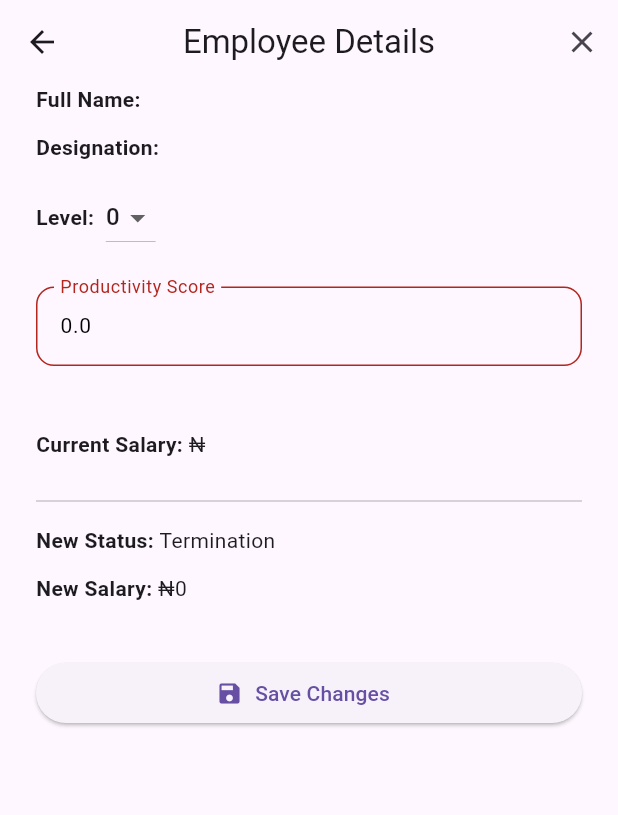
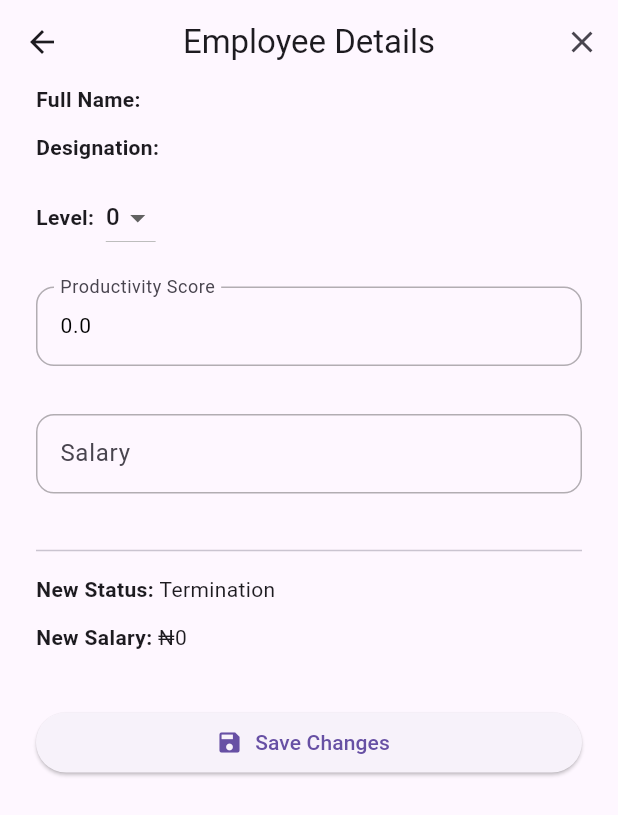
Before and after one commit to Shegzzy/employee_automation, a Flutter app: the DetailsScreen screen opened directly with empty values, after a tap on the "edit" icon, on a phone screen of 412 x 824 dp. Shown: the top 815 px of the screen. Run offline on Flutter 3.47's test engine with Material 3 defaults, Android fonts, the phone set to English and light mode, and no system bars; our stand-ins replace device_preview, sqflite; accounts and stored records are empty.

Commit message:
added details screen

```diff
--- a/lib/common/colors.dart
+++ b/lib/common/colors.dart
@@ -1,21 +1,9 @@
 import 'dart:ui';
 
 class AppColors{
-  static const Color primaryColor = Color(0xFF5669FF);
-  static const Color primaryTransparentColor = Color(0xFF4AD2E4);
-  static const Color disabledColor = Color(0xFFC7CDFF);
   static const Color blackColor = Color(0xFF000000);
   static Color hintTextColor = const Color(0xFF000000).withValues(alpha: 0.5);
   static const Color textColor = Color(0xFF101010);
-  static const Color cancelButtonColor = Color(0xFFF35656);
-  static const Color addressTextColor = Color(0xFF747688);
-  static const Color whiteColor = Color(0xFFFFFFFF);
   static const Color greyColor = Color(0xFF8EA1A6);
-  static const Color resendCodeColor = Color(0xFF120D26);
-  static const Color borderColor = Color(0xFFE4E4E4);
-  static const Color dateColor = Color(0xFFF0635A);
-  static const Color prayerTextColor = Color(0xFF737373);
-  static const Color onlineColor = Color(0xFFF2C94C);
-  static const Color endCallColor = Color(0xFFFF5555);
-  static const Color callerBorderColor = Color(0xFF3BC638);
+  static const Color errorColor = Color(0xFFFF5555);
 }
--- a/lib/modules/details/presentation/details_screen.dart
+++ b/lib/modules/details/presentation/details_screen.dart
@@ -1,5 +1,6 @@
 import 'package:flutter/foundation.dart';
 import 'package:flutter/material.dart';
+import 'package:mobile_assessment/common/colors.dart';
 import 'package:mobile_assessment/common/sizes.dart';
 import 'package:mobile_assessment/models/employee_model.dart';
 import 'package:mobile_assessment/modules/widgets/inputs/app_textfield.dart';
@@ -18,29 +19,40 @@ class DetailsScreen extends StatefulWidget {
 
 class _DetailsScreenState extends State<DetailsScreen> {
   late TextEditingController _scoreController;
+  late TextEditingController _salaryController;
   late int _level;
   bool _isEditing = false;
   late String newSalary;
+  late String status;
+  late Employee _employee;
+  final _formKey = GlobalKey<FormState>();
 
 
   @override
   void initState() {
     super.initState();
-    _scoreController = TextEditingController(text: widget.employee.productivityScore.toString());
-    _level = widget.employee.level;
-    newSalary = EmploymentUtils.getNewSalary(_level, widget.employee.productivityScore);
+    _employee = widget.employee;
+    setValues();
+  }
+
+  setValues() {
+    _scoreController = TextEditingController(text: _employee.productivityScore.toString());
+    _level = _employee.level;
+    newSalary = EmploymentUtils.getNewSalary(_level, _employee.productivityScore);
+    status =  EmploymentUtils.getStatus(_employee.productivityScore, _level);
+    _salaryController = TextEditingController(text: _employee.currentSalary.replaceAll(',', ''));
   }
 
   @override
   void dispose() {
     _scoreController.dispose();
+    _salaryController.dispose();
     super.dispose();
   }
 
   @override
   Widget build(BuildContext context) {
-    final emp = widget.employee;
-    final status = EmploymentUtils.getStatus(emp.productivityScore, emp.level);
+    final emp = _employee;
 
     return Scaffold(
       appBar: AppBar(
@@ -52,6 +64,7 @@ class _DetailsScreenState extends State<DetailsScreen> {
             onPressed: () {
               setState(() {
                 _isEditing = !_isEditing;
+                setValues();
               });
             },
           )
@@ -59,6 +72,8 @@ class _DetailsScreenState extends State<DetailsScreen> {
       ),
       body: Container(
         padding: const EdgeInsets.symmetric(horizontal: EmSizes.lg),
+        child: Form(
+          key: _formKey,
           child: ListView(
             children: [
               _buildReadOnly("Full Name", "${emp.firstName} ${emp.lastName}"),
@@ -78,16 +93,38 @@ class _DetailsScreenState extends State<DetailsScreen> {
                   if (score == null || score < 0 || score > 100) {
                     return 'Score must be between 0 and 100';
                   }
-                return '';
+                  return null;
                 },
+                (value) {
+                  setState(() {
+                    value?.isNotEmpty == true ? status = EmploymentUtils.getStatus(double.parse(_scoreController.text), _level) : status = status;
+                    print(status);
+                  });
+                }
               )
                   :
               _buildReadOnly("Productivity Score", emp.productivityScore.toString()),
 
+              _isEditing
+                  ? _buildEditable(
+                "Salary",
+                _salaryController,
+                TextInputType.number,
+                    (value) {
+                  final salary = double.tryParse(value ?? '');
+                  if (salary == null || salary < 70000 || salary > 250000) {
+                    return 'Salary must be between 70,000 and 250,000';
+                  }
+                  return null;
+                },
+                  (value){}
+              )
+                  :
               _buildReadOnly("Current Salary", "₦${emp.currentSalary}"),
               const Divider(height: 32),
               _buildReadOnly("New Status", status),
               _buildReadOnly("New Salary", newSalary),
+
               const SizedBox(height: 24),
 
               if (_isEditing)
@@ -95,10 +132,12 @@ class _DetailsScreenState extends State<DetailsScreen> {
                   icon: const Icon(Icons.save),
                   label: const Text("Save Changes"),
                   onPressed: () async {
+                    if(_formKey.currentState?.validate() ?? false) {
                       final emProvider = Provider.of<EmployeeProvider>(context, listen: false);
-                  final updated = widget.employee.copyWith(
+                      final updated = _employee.copyWith(
                           productivityScore: double.parse(_scoreController.text),
                           level: _level,
+                          currentSalary: EmploymentUtils.formatCurrency(int.parse(_salaryController.text))
                       );
 
                       try {
@@ -110,6 +149,12 @@ class _DetailsScreenState extends State<DetailsScreen> {
                           );
                           setState(() {
                             _isEditing = false;
+
+                            _employee = updated;
+
+                            _scoreController.text = updated.productivityScore.toString();
+                            _salaryController.text = updated.currentSalary.replaceAll(',', '');
+                            _level = _employee.level;
                           });
                         }
                       } catch (e) {
@@ -117,9 +162,15 @@ class _DetailsScreenState extends State<DetailsScreen> {
                           print(e);
                         }
                       }
+                    } else {
+                      ScaffoldMessenger.of(context).showSnackBar(
+                        const SnackBar(content: Text("Please fill in the correct values"), backgroundColor: AppColors.errorColor,),
+                      );
+                    }
                   },
                 )
             ],
+          ),
         ),
       ),
     );
@@ -129,6 +180,7 @@ class _DetailsScreenState extends State<DetailsScreen> {
     return Padding(
       padding: const EdgeInsets.only(bottom: 12.0),
       child: Row(
+        crossAxisAlignment: CrossAxisAlignment.start,
         children: [
           Text("$label: ", style: const TextStyle(fontWeight: FontWeight.bold)),
           Expanded(child: Text(value)),
@@ -137,15 +189,17 @@ class _DetailsScreenState extends State<DetailsScreen> {
     );
   }
 
-  Widget _buildEditable(String label, TextEditingController controller, TextInputType inputType, String Function(String?)? validator) {
+  Widget _buildEditable(String label, TextEditingController controller, TextInputType inputType, String? Function(String?)? validator, Function(String?)? onChanged) {
     return Padding(
       padding: const EdgeInsets.only(bottom: 12.0),
       child: CustomTextField(
+        key: Key(label),
         controller: controller,
-        hintText: 'productivity score 0-100',
+        hintText: 'Enter $label',
         labelText: label,
         keyboardType: inputType,
         validator: validator,
+        onChanged: onChanged,
       ),
     );
   }
@@ -170,7 +224,7 @@ class _DetailsScreenState extends State<DetailsScreen> {
             onChanged: (val) {
               setState(() {
                 _level = val!;
-                newSalary = EmploymentUtils.getNewSalary(_level, widget.employee.productivityScore);
+                newSalary = EmploymentUtils.getNewSalary(_level, _employee.productivityScore);
               });
             },
           )
--- a/lib/modules/widgets/inputs/app_textfield.dart
+++ b/lib/modules/widgets/inputs/app_textfield.dart
@@ -13,7 +13,7 @@ class CustomTextField extends StatelessWidget {
   final int? maxLines;
   final int? maxLength;
   final TextInputType? keyboardType;
-  final String Function(String?)? validator;
+  final String? Function(String?)? validator;
   final Function(String?)? onChanged;
   final String? initialValue;
   final bool isDisabled;
@@ -47,7 +47,7 @@ class CustomTextField extends StatelessWidget {
       padding: const EdgeInsets.symmetric(vertical: 10.0),
       child: TextFormField(
               key: textFieldKey,
-              autovalidateMode: AutovalidateMode.always,
+              autovalidateMode: AutovalidateMode.onUserInteraction,
               controller: controller,
               enabled: !isDisabled,
               obscureText: isPassword,
--- a/pubspec.yaml
+++ b/pubspec.yaml
@@ -16,6 +16,8 @@ dependencies:
   path_provider_android: ^2.2.17
   provider: ^6.1.5
   sqflite: ^2.3.2
+  device_preview: ^1.2.0
+  intl:
 
 dev_dependencies:
   flutter_test:
```
Also changed, not shown: lib/root_widget.dart (+7 -0 lines), lib/utils/employment_utils.dart (+7 -0 lines), pubspec.lock. Lines whose indentation alone changed are shown as unchanged.
